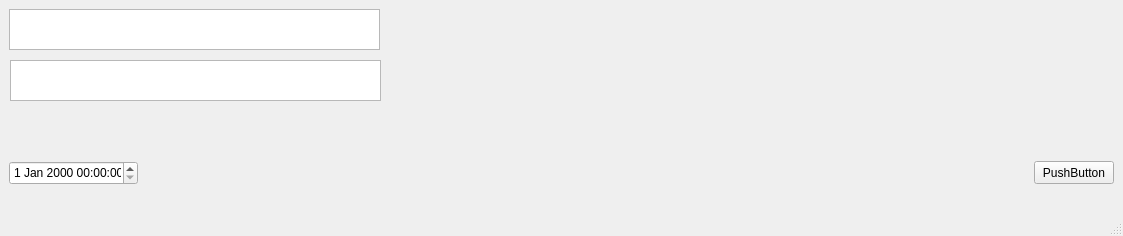
Qt form c_form_clndr.ui (newTimeStage/MetaCalendar) before a commit.
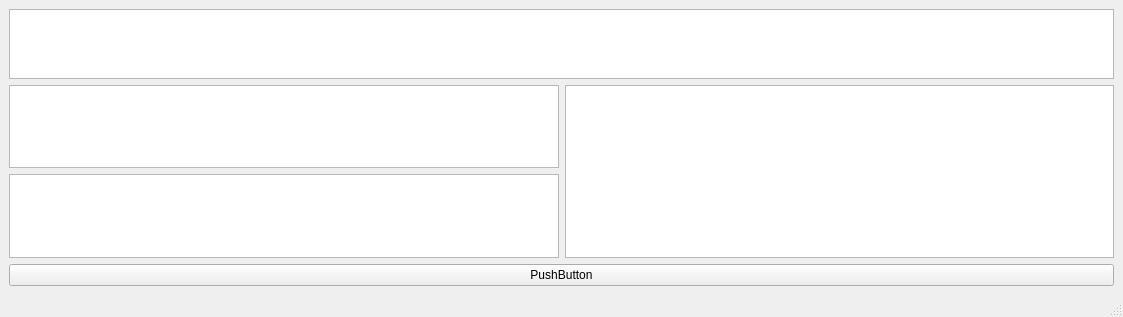
The same form after that commit.

The edit to the form file:
```diff
--- a/c_form_clndr.ui
+++ b/c_form_clndr.ui
@@ -7,56 +7,46 @@
     <x>0</x>
     <y>0</y>
     <width>1123</width>
-    <height>236</height>
+    <height>317</height>
    </rect>
   </property>
   <property name="windowTitle">
    <string>C_Form_Clndr</string>
   </property>
   <widget class="QWidget" name="centralwidget">
-   <widget class="QTextEdit" name="textEditClndr">
-    <property name="geometry">
-     <rect>
-      <x>9</x>
-      <y>9</y>
-      <width>371</width>
-      <height>41</height>
-     </rect>
-    </property>
-   </widget>
-   <widget class="QTextEdit" name="textEditStars">
-    <property name="geometry">
-     <rect>
-      <x>10</x>
-      <y>60</y>
-      <width>371</width>
-      <height>41</height>
-     </rect>
-    </property>
-   </widget>
-   <widget class="QDateTimeEdit" name="dateTimeEdit">
-    <property name="geometry">
-     <rect>
-      <x>9</x>
-      <y>161</y>
-      <width>129</width>
-      <height>24</height>
-     </rect>
-    </property>
-   </widget>
-   <widget class="QPushButton" name="pushButton">
-    <property name="geometry">
-     <rect>
-      <x>1034</x>
-      <y>161</y>
-      <width>80</width>
-      <height>23</height>
-     </rect>
-    </property>
-    <property name="text">
-     <string>PushButton</string>
-    </property>
-   </widget>
+   <layout class="QGridLayout" name="gridLayout">
+    <item row="0" column="0">
+     <layout class="QVBoxLayout" name="verticalLayout_2">
+      <item>
+       <widget class="QTextEdit" name="textEditClndr"/>
+      </item>
+      <item>
+       <layout class="QHBoxLayout" name="horizontalLayout">
+        <item>
+         <layout class="QVBoxLayout" name="verticalLayout">
+          <item>
+           <widget class="QTextEdit" name="textEditGeliDate"/>
+          </item>
+          <item>
+           <widget class="QTextEdit" name="textEditGeliTime"/>
+          </item>
+         </layout>
+        </item>
+        <item>
+         <widget class="QTextEdit" name="textEditStartClndr"/>
+        </item>
+       </layout>
+      </item>
+      <item>
+       <widget class="QPushButton" name="pushButtonTrans">
+        <property name="text">
+         <string>PushButton</string>
+        </property>
+       </widget>
+      </item>
+     </layout>
+    </item>
+   </layout>
   </widget>
   <widget class="QMenuBar" name="menubar">
    <property name="geometry">
```
